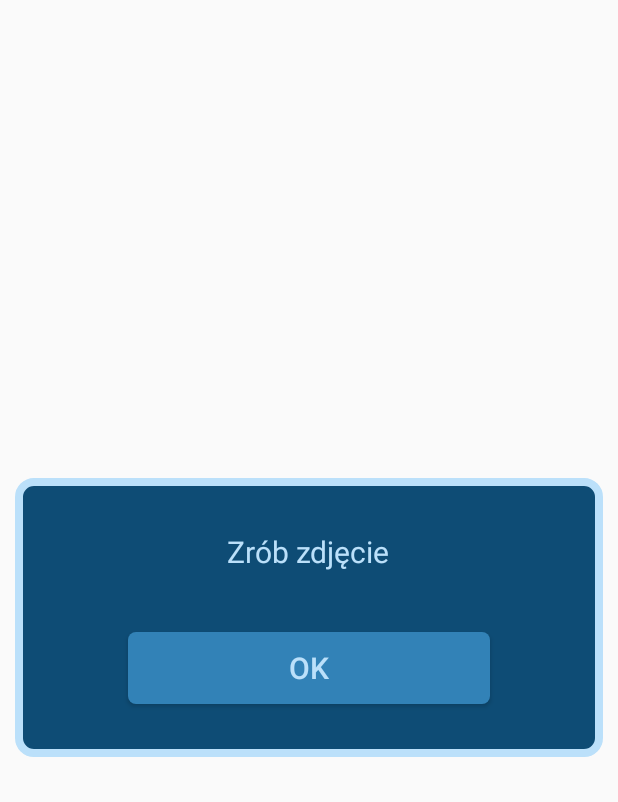
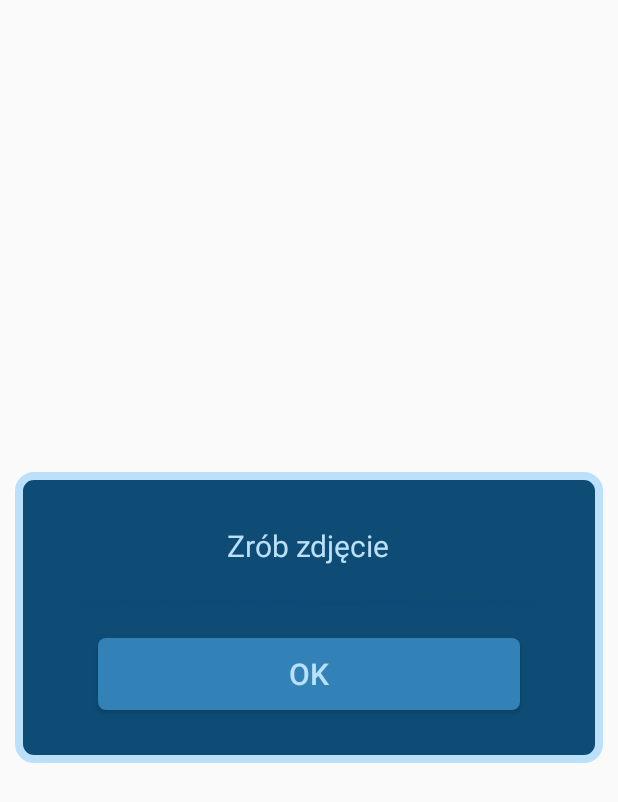
Before and after one commit to dwarchol/ZPI-projekt, an Android app: the layout popup_zrob_zdj.xml on its own in the app's theme, with its tools: preview values and no code run, on a phone screen of 412 x 824 dp. Shown: the top 802 px of the screen. Run offline under Robolectric (Android 15) with nearby library versions, the phone set to English and light mode, and no system bars.

```diff
--- a/ZPIApp/app/src/main/java/com/hfad/zpiapp/Glowna.java
+++ b/ZPIApp/app/src/main/java/com/hfad/zpiapp/Glowna.java
@@ -50,7 +50,7 @@ public class Glowna extends AppCompatActivity {
             }
         });
         coordinatesDialog.show();*/
-        coordinatesDialog.setContentView(R.layout.popup_ciekawostka);
+        coordinatesDialog.setContentView(R.layout.popup_zrob_zdj);
         coordinatesDialog.getWindow().setBackgroundDrawable(new ColorDrawable(Color.TRANSPARENT));
         coordinatesDialog.show();
     }
--- a/ZPIApp/app/src/main/res/layout/popup_zrob_zdj.xml
+++ b/ZPIApp/app/src/main/res/layout/popup_zrob_zdj.xml
@@ -41,15 +41,11 @@
         android:layout_width="wrap_content"
         android:layout_height="wrap_content"
         android:layout_gravity="center_horizontal"
-        android:layout_marginLeft="20dp"
-        android:layout_marginTop="10dp"
-        android:layout_marginRight="20dp"
-        android:layout_marginBottom="20dp"
         android:gravity="center_horizontal"
-        android:text="@string/coordinatesTextCloser"
-        android:textColor="@color/textColor"
-        android:textSize="24dp"
-        android:visibility="gone" />
+        android:text="@string/Zagadka_info"
+        android:textColor="#111111ff"
+        android:textSize="5dp"
+         />
 
     <Button
         android:id="@+id/closeZrobZdjecie"
@@ -57,8 +53,8 @@
         android:layout_height="wrap_content"
         android:text="@string/ok"
         android:textSize="20dp"
-        android:layout_marginLeft="60dp"
-        android:layout_marginRight="60dp"
+        android:layout_marginLeft="40dp"
+        android:layout_marginRight="40dp"
         android:layout_marginTop="20dp"
         android:layout_marginBottom="20dp"
         android:textColor="@color/textColor"
--- a/ZPIApp/app/src/main/res/values/strings.xml
+++ b/ZPIApp/app/src/main/res/values/strings.xml
@@ -26,5 +26,6 @@
     <string name="Idz_do">Idź w pobliże miejsca z zagadkami</string>
     <string name="Pytanie">[pytanie]</string>
     <string name="Odpowiedz">odpowiedź</string>
+    <string name="userAccount">Konto użytkownika</string>
 
 </resources>
```
Also changed, not shown: ZPIApp/app/src/main/res/layout/custom_action_bar_2.xml (added, +49 -0 lines), ZPIApp/app/src/main/res/drawable/backblack.png (added), ZPIApp/app/src/main/res/drawable/backwhite.png (added), ZPIApp/app/src/main/res/drawable/bookblack.png (added), ZPIApp/app/src/main/res/drawable/bookwhite.png (added).
